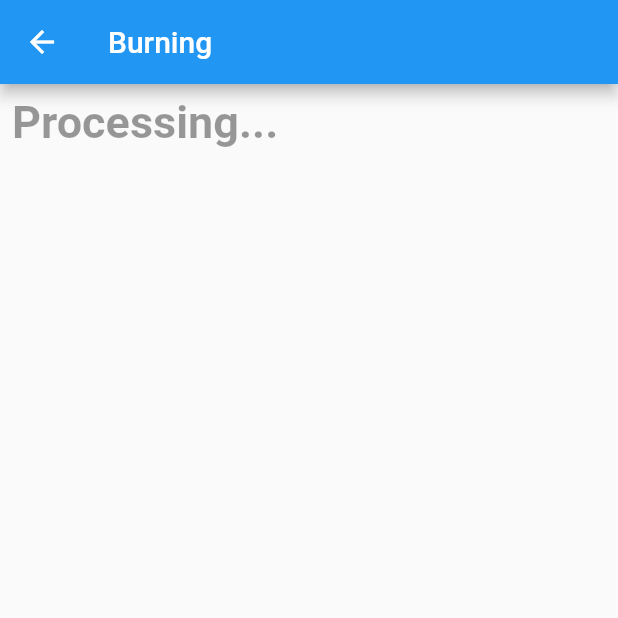
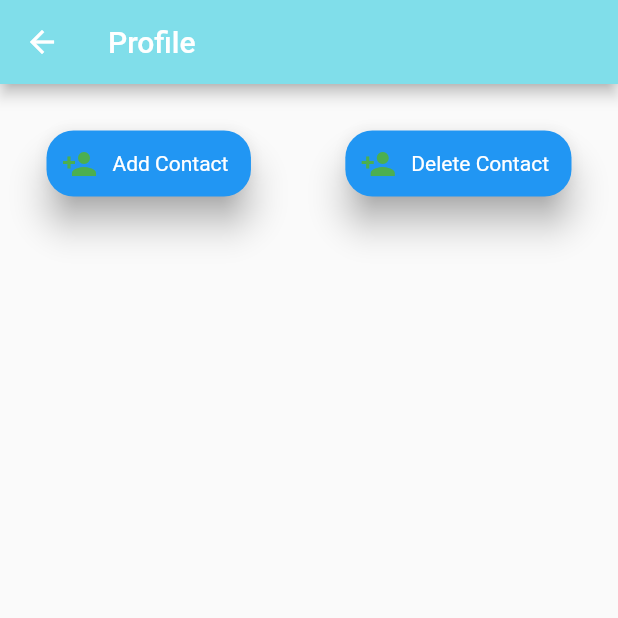
Before and after one commit to Sahim98/flutter-application, a Flutter app: the Profile screen opened directly, on a phone screen of 412 x 824 dp, the top half of it. Run offline on Flutter 3.47's test engine with Material 2 defaults, Android fonts, the phone set to English and light mode, and no system bars; our stand-ins replace flutter_slider_drawer, liquid_swipe; missing offline and left inert: flutter_phone_direct_caller, flutter_sms.

Commit message:
profile changed

```diff
--- a/lib/Profile.dart
+++ b/lib/Profile.dart
@@ -1,4 +1,5 @@
 import 'package:flutter/material.dart';
+import 'package:flutter_application_1/Input.dart';
 
 class Profile extends StatefulWidget {
   const Profile({Key? key}) : super(key: key);
@@ -12,25 +13,93 @@ class _ProfileState extends State<Profile> {
   Widget build(BuildContext context) {
     return Scaffold(
         appBar: AppBar(
+          backgroundColor: Colors.cyan[200],
           leading: IconButton(
             icon: Icon(Icons.arrow_back),
             onPressed: () {
               Navigator.pop(context);
             },
           ),
-        title: Text('Burning'),
+          title: Text('Profile'),
           //backgroundColor: Colors.blue,
         ),
         body: Padding(
           padding: const EdgeInsets.all(8.0),
-        child: Container(
-          child: Text('Processing...',
-              style: TextStyle(
-                  fontSize: 30,
-                  fontWeight: FontWeight.bold,
-                  color: Colors.black.withOpacity(0.4))),
+          child: Column(
+            children: [
+              Row(
+                mainAxisAlignment: MainAxisAlignment.spaceBetween,
+                children: [
+                  TextButton(
+                    onPressed: () {
+                      Navigator.push(
+                        context,
+                        MaterialPageRoute(builder: (context) => Input()),
+                      );
+                    },
+                    child: Card(
+                      shape: RoundedRectangleBorder(
+                        borderRadius: BorderRadius.circular(18),
+                      ),
+                      margin: EdgeInsets.all(15.0),
+                      shadowColor: Colors.grey,
+                      color: Colors.blue,
+                      elevation: 10,
+                      child: Padding(
+                        padding: const EdgeInsets.all(10.0),
+                        child: Row(
+                            mainAxisAlignment: MainAxisAlignment.spaceBetween,
+                            children: [
+                              Icon(Icons.person_add, color: Colors.green),
+                              SizedBox(
+                                width: 10,
+                              ),
+                              Text('Add Contact',
+                                  style: TextStyle(color: Colors.white)),
+                              SizedBox(
+                                width: 5,
+                              ),
+                            ]),
                       ),
                     ),
+                  ),
+                  TextButton(
+                    onPressed: () {
+                      Navigator.push(
+                        context,
+                        MaterialPageRoute(builder: (context) => Input()),
                       );
+                    },
+                    child: Card(
+                      shape: RoundedRectangleBorder(
+                        borderRadius: BorderRadius.circular(18),
+                      ),
+                      margin: EdgeInsets.all(15.0),
+                      shadowColor: Colors.grey,
+                      color: Colors.blue,
+                      elevation: 10,
+                      child: Padding(
+                        padding: const EdgeInsets.all(10.0),
+                        child: Row(
+                            mainAxisAlignment: MainAxisAlignment.spaceBetween,
+                            children: [
+                              Icon(Icons.person_add, color: Colors.green),
+                              SizedBox(
+                                width: 10,
+                              ),
+                              Text('Delete Contact',
+                                  style: TextStyle(color: Colors.white)),
+                              SizedBox(
+                                width: 5,
+                              ),
+                            ]),
+                      ),
+                    ),
+                  )
+                ],
+              )
+            ],
+          ),
+        ));
   }
 }
```
Lines whose indentation alone changed are shown as unchanged.
